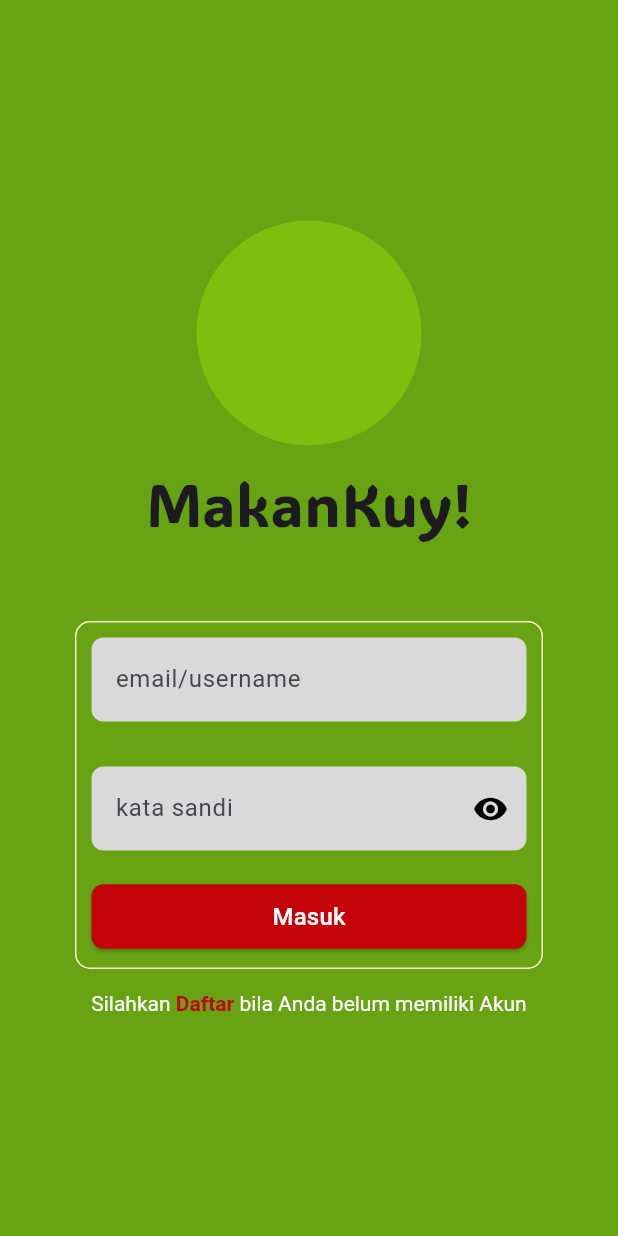
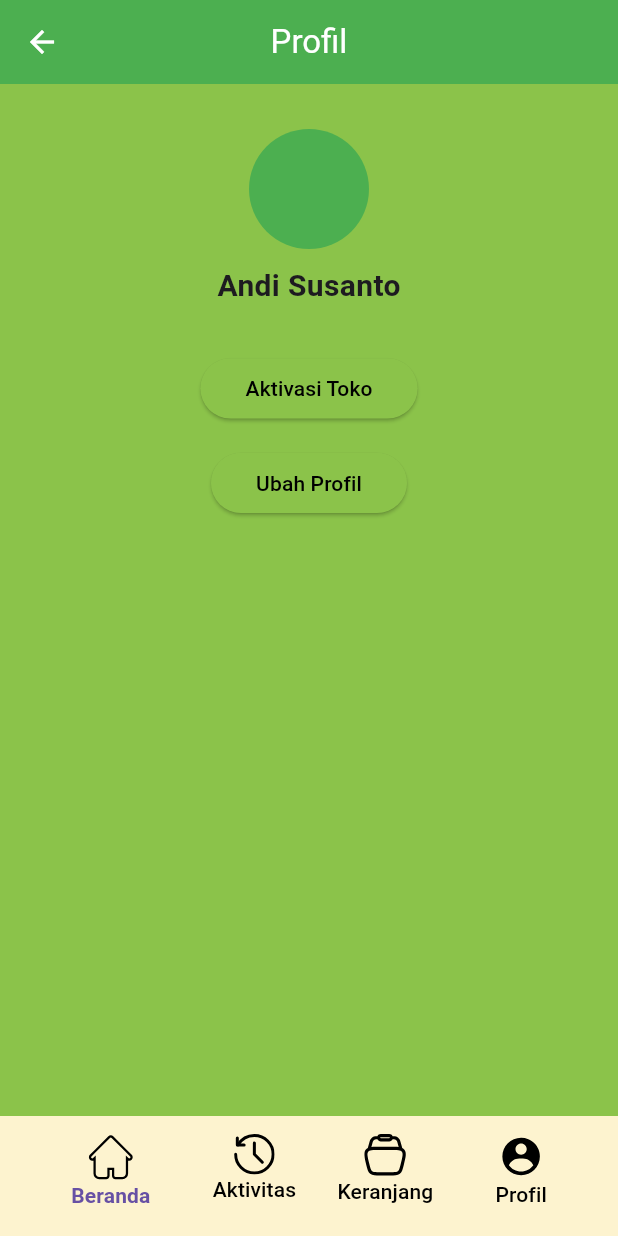
Before and after one commit to Dardeka/MakanKuy_App, a Flutter app: the screen it shows after launch, on a phone screen of 412 x 824 dp. Run offline on Flutter 3.47's test engine with Material 3 defaults, Android fonts, the phone set to English and light mode, and no system bars; our stand-ins replace flutter_map, flutter_svg, latlong2; Roboto replaces fonts that are missing (Monserrat).

Commit message:
Added profil page pengguna (reader)

```diff
--- a/lib/main.dart
+++ b/lib/main.dart
@@ -1,5 +1,6 @@
 import 'package:app_makankuy/pages/home_page.dart';
 import 'package:app_makankuy/pages/login_page.dart';
+import 'package:app_makankuy/pages/profil_user.dart';
 import 'package:flutter/material.dart';
 
 
@@ -13,10 +14,10 @@ class MyApp extends StatelessWidget {
   // This widget is the root of your application.
   @override
   Widget build(BuildContext context) {
-    return const MaterialApp(
-      title: 'Flutter Demo',
+    return MaterialApp(
+      title: 'MakanKuy!',
       debugShowCheckedModeBanner: false,
-      home: LoginPage(),
+      home: ProfileUser(),
     );
   }
 }
--- /dev/null
+++ b/lib/pages/profil_user.dart
@@ -0,0 +1,172 @@
+import 'package:app_makankuy/components/home_page/background.dart';
+import 'package:app_makankuy/components/home_page/header.dart';
+import 'package:app_makankuy/components/home_page/location.dart';
+import 'package:app_makankuy/components/home_page/mainFeature.dart';
+import 'package:app_makankuy/components/home_page/maps.dart';
+import 'package:app_makankuy/components/home_page/poster.dart';
+import 'package:app_makankuy/components/home_page/saldo.dart';
+import 'package:app_makankuy/components/profile/profile_page.dart';
+import 'package:app_makankuy/theme.dart';
+import 'package:flutter/material.dart';
+import 'package:flutter_svg/flutter_svg.dart';
+class User {
+  final String name;
+
+  User({required this.name});
+}
+
+class ProfileUser extends StatelessWidget {
+  final User user = User(name: "Andi Susanto");
+
+  @override
+  Widget build(BuildContext context) {
+    return Scaffold(
+      appBar: AppBar(
+        backgroundColor: Colors.green,
+        title: Text('Profil', style: TextStyle(color: Colors.white)),
+        centerTitle: true,
+        leading: IconButton(
+          icon: Icon(Icons.arrow_back, color: Colors.white),
+          onPressed: () {},
+        ),
+      ),
+      body: Container(
+        color: Colors.lightGreen,
+        width: 2000.0,
+        height: 900.0,
+        child: Column(
+
+          mainAxisAlignment: MainAxisAlignment.start,
+          crossAxisAlignment: CrossAxisAlignment.center,
+          children: [
+            SizedBox(height: 30),
+            CircleAvatar(
+              radius: 40,
+              backgroundColor: Colors.green,
+            ),
+            SizedBox(height: 10),
+            Text(
+              user.name,
+              style: TextStyle(
+                fontSize: 20,
+                fontWeight: FontWeight.bold,
+              ),
+            ),
+            SizedBox(height: 30),
+            ElevatedButton(
+              style: ElevatedButton.styleFrom(
+                backgroundColor: Colors.lightGreen,
+                padding: EdgeInsets.symmetric(horizontal: 30, vertical: 10),
+              ),
+              onPressed: () {},
+              child: Text('Aktivasi Toko', style: new TextStyle(color: Colors.black)),
+            ),
+            SizedBox(height: 15),
+            ElevatedButton(
+              style: ElevatedButton.styleFrom(
+                backgroundColor: Colors.lightGreen,
+                padding: EdgeInsets.symmetric(horizontal: 30, vertical: 10),
+              ),
+              onPressed: () {},
+              child: Text('Ubah Profil', style: new TextStyle(color: Colors.black)),
+            ),
+          ],
+        ),
+      ),
+      bottomNavigationBar: Material(
+          borderRadius: const BorderRadius.only(
+              topLeft: Radius.circular(10), topRight: Radius.circular(10)),
+          child: BottomAppBar(
+              color: palYel,
+              child: Row(
+                mainAxisAlignment: MainAxisAlignment.spaceEvenly,
+                crossAxisAlignment: CrossAxisAlignment.center,
+                children: [
+                  Container(
+                    // padding: EdgeInsets.symmetric(horizontal: 15, vertical: 5),
+                    child: ElevatedButton(
+                      style: ElevatedButton.styleFrom(
+                        backgroundColor: Colors.transparent,
+                        shadowColor: Colors.transparent,
+                      ),
+                      onPressed: () {
+                        // Navigator.push(context, MaterialPageRoute(builder: (context)=>profilePage()));
+                      },
+                      child: Column(
+                        children: [
+                          SvgPicture.asset('assets/icons/HomeProfil.svg'),
+                          Text(
+                            'Beranda',
+                            style: bold6.copyWith(fontSize: 14),
+                          )
+                        ],
+                      ),
+                    ),
+                  ),
+                  // ),
+                  // aktivitas
+                  Container(
+                    // padding: EdgeInsets.symmetric(horizontal: 15, vertical: 5),
+                    child: ElevatedButton(
+                      style: ElevatedButton.styleFrom(
+                        backgroundColor: Colors.transparent,
+                        shadowColor: Colors.transparent,
+                        padding: const EdgeInsets.only(left: 10, right: 10, bottom: 1, top: 0),
+                      ),
+                      onPressed: () {
+                        // Navigator.push(context, MaterialPageRoute(builder: (context)=>profilePage()));
+                      },
+                      child: Column(
+                        children: [
+                          SvgPicture.asset('assets/icons/Aktivitas.svg'),
+                          Text('Aktivitas', style: TextStyle(color: black),)
+                        ],
+                      ),
+                    )
+                  ),
+                  // keranjang
+                  Container(
+                    // padding: EdgeInsets.symmetric(horizontal: 15, vertical: 5),
+                    child: ElevatedButton(
+                      style: ElevatedButton.styleFrom(
+                        backgroundColor: Colors.transparent,
+                        shadowColor: Colors.transparent,
+                        padding: const EdgeInsets.only(left: 10, right: 10, bottom: 1, top: 0),
+                      ),
+                      onPressed: () {
+                        // Navigator.push(context, MaterialPageRoute(builder: (context)=>profilePage()));
+                      },
+                      child: Column(
+                        children: [
+                          SvgPicture.asset('assets/icons/Keranjang.svg'),
+                          const Text('Keranjang', style: TextStyle(color: Colors.black),)
+                        ],
+                      ),
+                    )
+
+                  //
+                  ),
+                  // profil
+                  Container(
+                    // padding: EdgeInsets.symmetric(horizontal: 15, vertical: 5),
+                    child: ElevatedButton(
+                      style: ElevatedButton.styleFrom(
+                        backgroundColor: Colors.transparent,
+                        shadowColor: Colors.transparent,
+                      ),
+                      onPressed: () {
+                        Navigator.push(context, MaterialPageRoute(builder: (context)=>profilePage()));
+                      },
+                      child: Column(
+                        children: [
+                          SvgPicture.asset('assets/icons/IconProfil.svg'),
+                          const Text('Profil', style: TextStyle(color: Colors.black),)
+                        ],
+                      ),
+                    )
+                  )
+                ],
+              ))),
+    );
+  }
+}
--- a/pubspec.yaml
+++ b/pubspec.yaml
@@ -71,6 +71,8 @@ flutter:
     - assets/icons/Aktivitas.svg
     - assets/icons/Beranda.svg
     - assets/icons/Keranjang.svg
+    - assets/icons/HomeProfil.svg
+    - assets/icons/IconProfil.svg
     - assets/icons/Profile.svg
     - assets/icons/berandaPage/Lokasi.svg
     - assets/icons/berandaPage/Notif.svg
```
Also changed, not shown: assets/icons/HomeProfil.svg (added), assets/icons/IconProfil.svg (added).
